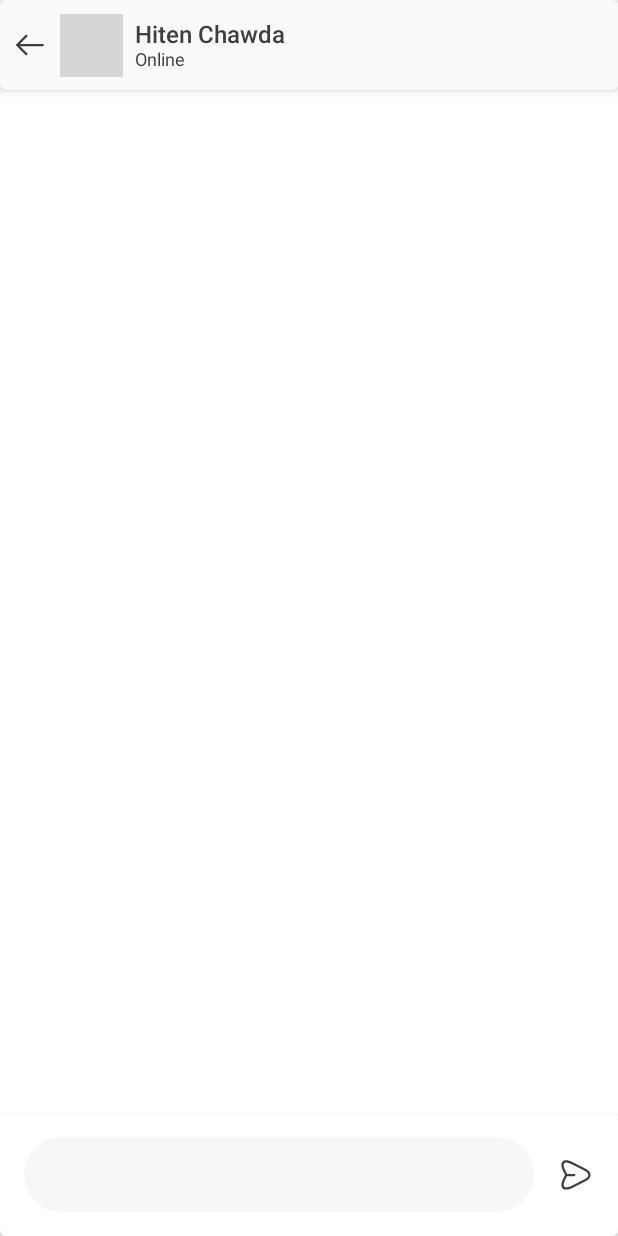
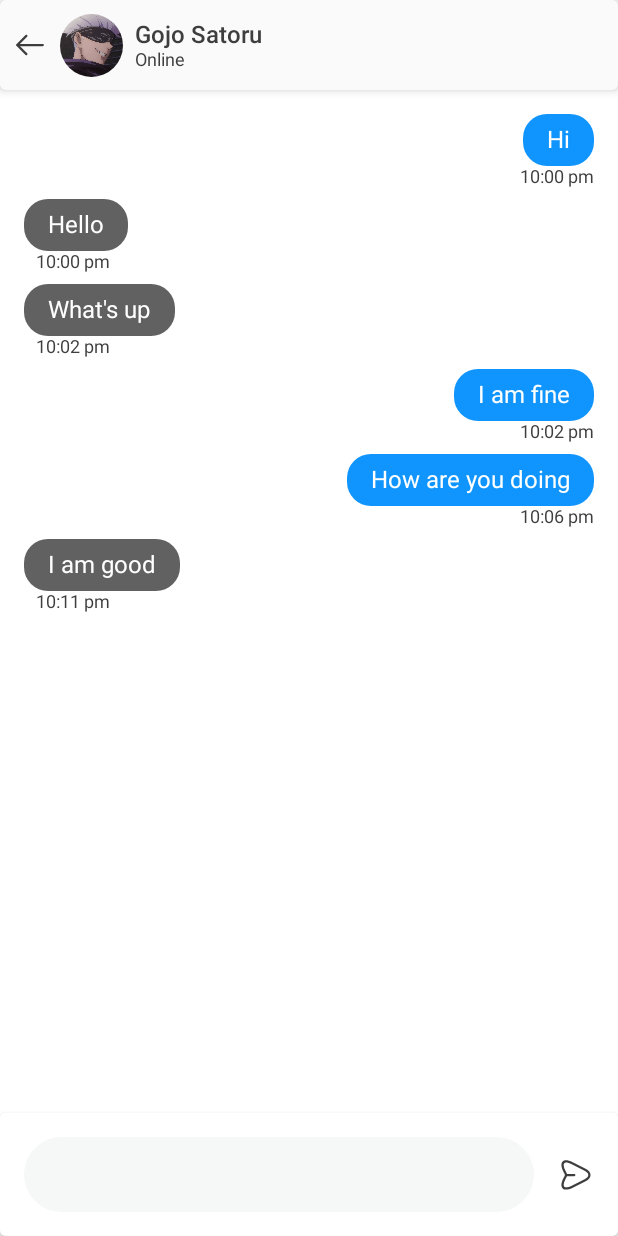
Before and after one commit to Hiten24/Compose-Ui-Templates, an Android app built with Jetpack Compose: the screen it shows after launch (MainActivity), on a phone screen of 412 x 824 dp. Run offline under Robolectric (Android 15) with nearby library versions, the phone set to English and light mode, and no system bars; grey boxes are pictures that could not be loaded.

Commit message:
updated chat section

```diff
--- a/app/src/main/java/com/example/composeuitemplates/presentation/ChatScreen.kt
+++ b/app/src/main/java/com/example/composeuitemplates/presentation/ChatScreen.kt
@@ -6,6 +6,7 @@ import androidx.compose.foundation.clickable
 import androidx.compose.foundation.layout.*
 import androidx.compose.foundation.lazy.LazyColumn
 import androidx.compose.foundation.lazy.items
+import androidx.compose.foundation.shape.CircleShape
 import androidx.compose.foundation.shape.RoundedCornerShape
 import androidx.compose.foundation.text.BasicTextField
 import androidx.compose.material.Card
@@ -17,6 +18,7 @@ import androidx.compose.runtime.mutableStateListOf
 import androidx.compose.runtime.mutableStateOf
 import androidx.compose.ui.Alignment
 import androidx.compose.ui.Modifier
+import androidx.compose.ui.draw.clip
 import androidx.compose.ui.graphics.Color
 import androidx.compose.ui.graphics.painter.Painter
 import androidx.compose.ui.res.painterResource
@@ -27,15 +29,23 @@ import com.example.composeuitemplates.R
 
 data class Chat(
     val message: String,
-    val time: String
+    val time: String,
+    val isOutgoing: Boolean
 )
 
 val message = mutableStateOf("")
 
-val chats = mutableStateListOf<Chat>()
+val chats = mutableStateListOf<Chat>(
+    Chat("Hi", "10:00 pm", true),
+    Chat("Hello", "10:00 pm", false),
+    Chat("What's up", "10:02 pm", false),
+    Chat("I am fine", "10:02 pm", true),
+    Chat("How are you doing", "10:06 pm", true),
+    Chat("I am good", "10:11 pm", false),
+)
 
-const val username = "Hiten Chawda"
-const val profile = R.drawable.with_mask
+const val username = "Gojo Satoru"
+const val profile = R.drawable.gojo
 const val isOnline = true
 
 @Composable
@@ -83,12 +93,12 @@ fun TopBarSection(
             Image(
                 painter = profile,
                 contentDescription = null,
-                modifier = Modifier.size(42.dp)
+                modifier = Modifier.size(42.dp).clip(CircleShape)
             )
 
             Spacer(modifier = Modifier.width(8.dp))
 
-            Column() {
+            Column {
                 Text(text = username, fontWeight = FontWeight.SemiBold)
                 Text(
                     text = if (isOnline) "Online" else "Offline",
@@ -104,13 +114,13 @@ fun ChatSection(
     modifier: Modifier = Modifier
 ) {
     LazyColumn(
-        modifier = modifier.padding(16.dp)
+        modifier = modifier.fillMaxWidth().padding(16.dp),
     ) {
         items(chats) { chat ->
             MessageItem(
                 chat.message,
                 chat.time,
-                true
+                chat.isOutgoing
             )
             Spacer(modifier = Modifier.height(8.dp))
         }
@@ -144,7 +154,7 @@ fun MessageSection() {
                     },
                     modifier = Modifier
                         .fillMaxWidth()
-                        .padding(horizontal = 16.dp)
+                        .padding(horizontal = 16.dp),
                 )
             }
             Spacer(modifier = Modifier.width(16.dp))
@@ -152,7 +162,7 @@ fun MessageSection() {
                 painter = painterResource(id = R.drawable.ic_send),
                 contentDescription = null,
                 Modifier.clickable {
-                    chats.add(Chat(message.value, "10:00 PM"))
+                    chats.add(Chat(message.value, "10:00 PM", true))
                     message.value = ""
                 }
             )
@@ -166,11 +176,14 @@ fun MessageItem(
     time: String,
     isOut: Boolean
 ) {
-    Column {
+    Column(
+        modifier = Modifier.fillMaxWidth(),
+        horizontalAlignment = if (isOut) Alignment.End else Alignment.Start
+    ) {
         Box(
             modifier = Modifier
                 .background(
-                    MaterialTheme.colors.primary,
+                    if (isOut) MaterialTheme.colors.primary else Color(0xFF616161),
                     shape = RoundedCornerShape(16.dp)
                 )
                 .padding(
```
Also changed, not shown: app/src/main/res/drawable/gojo.png (added), 1 other file.
